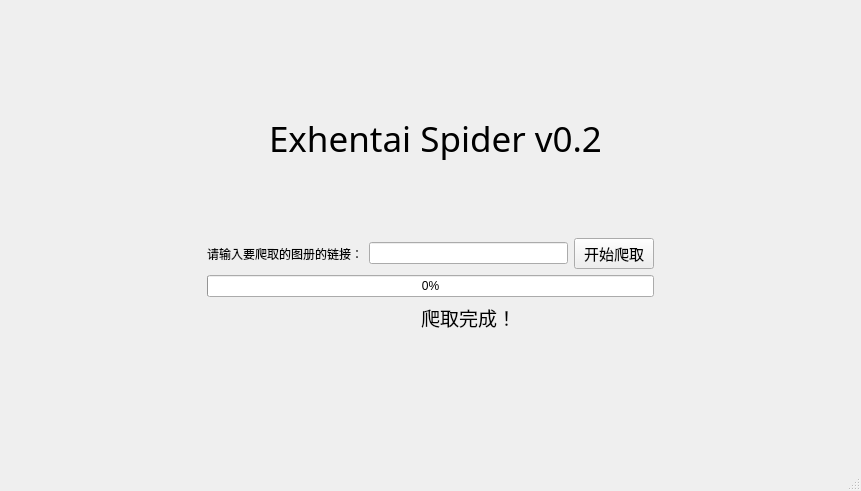
Qt form spiderUi.ui (Liuhuantao/EhSpider) before a commit.
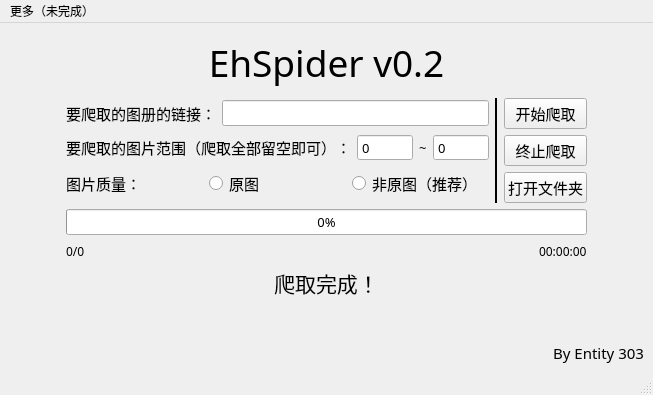
The same form after that commit.

Commit message: 1.修改了EhSpider.py文件部分代码，还增加了一些注释

```diff
--- a/spiderUi.ui
+++ b/spiderUi.ui
@@ -6,46 +6,31 @@
    <rect>
     <x>0</x>
     <y>0</y>
-    <width>861</width>
-    <height>491</height>
+    <width>653</width>
+    <height>395</height>
    </rect>
   </property>
   <property name="windowTitle">
    <string>Exhentai Spider v0.2</string>
   </property>
   <widget class="QWidget" name="centralwidget">
-   <layout class="QGridLayout" name="gridLayout_2">
-    <item row="0" column="0">
      <layout class="QGridLayout" name="gridLayout_3">
-      <item row="1" column="1" colspan="2">
+    <item row="0" column="1">
        <widget class="QLabel" name="title">
         <property name="font">
          <font>
           <family>微软雅黑</family>
-          <pointsize>26</pointsize>
+        <pointsize>28</pointsize>
          </font>
         </property>
         <property name="text">
-         <string>Exhentai Spider v0.2</string>
+       <string>EhSpider v0.2</string>
         </property>
         <property name="alignment">
          <set>Qt::AlignCenter</set>
         </property>
        </widget>
       </item>
-      <item row="0" column="2">
-       <spacer name="verticalSpacer_2">
-        <property name="orientation">
-         <enum>Qt::Vertical</enum>
-        </property>
-        <property name="sizeHint" stdset="0">
-         <size>
-          <width>20</width>
-          <height>105</height>
-         </size>
-        </property>
-       </spacer>
-      </item>
       <item row="1" column="0">
        <spacer name="horizontalSpacer">
         <property name="orientation">
@@ -53,114 +38,252 @@
         </property>
         <property name="sizeHint" stdset="0">
          <size>
-          <width>278</width>
+        <width>3</width>
           <height>20</height>
          </size>
         </property>
        </spacer>
       </item>
-      <item row="1" column="3">
-       <spacer name="horizontalSpacer_2">
-        <property name="orientation">
-         <enum>Qt::Horizontal</enum>
-        </property>
-        <property name="sizeHint" stdset="0">
-         <size>
-          <width>268</width>
-          <height>20</height>
-         </size>
-        </property>
-       </spacer>
-      </item>
-      <item row="2" column="1">
-       <spacer name="verticalSpacer_3">
-        <property name="orientation">
-         <enum>Qt::Vertical</enum>
-        </property>
-        <property name="sizeHint" stdset="0">
-         <size>
-          <width>20</width>
-          <height>40</height>
-         </size>
-        </property>
-       </spacer>
-      </item>
-     </layout>
-    </item>
-    <item row="1" column="0">
+    <item row="1" column="1">
+     <layout class="QGridLayout" name="gridLayout_5">
+      <item row="0" column="0" rowspan="2">
+       <layout class="QGridLayout" name="gridLayout_4">
+        <item row="0" column="0">
      <layout class="QGridLayout" name="gridLayout">
-      <item row="0" column="1">
+          <item row="0" column="0">
+           <layout class="QHBoxLayout" name="horizontalLayout">
+            <item>
        <widget class="QLabel" name="label_2">
         <property name="font">
          <font>
           <family>微软雅黑</family>
-          <pointsize>9</pointsize>
+                <pointsize>11</pointsize>
          </font>
         </property>
         <property name="text">
-         <string>请输入要爬取的图册的链接：</string>
+               <string>要爬取的图册的链接：</string>
         </property>
        </widget>
       </item>
-      <item row="0" column="2">
+            <item>
        <widget class="QLineEdit" name="linkInputBox">
+              <property name="sizePolicy">
+               <sizepolicy hsizetype="Expanding" vsizetype="Fixed">
+                <horstretch>0</horstretch>
+                <verstretch>0</verstretch>
+               </sizepolicy>
+              </property>
+              <property name="font">
+               <font>
+                <family>微软雅黑</family>
+                <pointsize>10</pointsize>
+               </font>
+              </property>
         <property name="text">
          <string/>
         </property>
        </widget>
       </item>
-      <item row="0" column="3">
-       <widget class="QPushButton" name="pushButton">
-        <property name="font">
-         <font>
-          <family>微软雅黑</family>
-          <pointsize>11</pointsize>
-         </font>
-        </property>
-        <property name="text">
-         <string>开始爬取</string>
-        </property>
-       </widget>
+           </layout>
       </item>
       <item row="1" column="0">
-       <spacer name="horizontalSpacer_5">
-        <property name="orientation">
-         <enum>Qt::Horizontal</enum>
-        </property>
-        <property name="sizeHint" stdset="0">
-         <size>
-          <width>108</width>
-          <height>20</height>
-         </size>
-        </property>
-       </spacer>
-      </item>
-      <item row="1" column="1" colspan="3">
-       <widget class="QProgressBar" name="progressBar">
-        <property name="value">
-         <number>0</number>
-        </property>
-       </widget>
-      </item>
-      <item row="1" column="4">
-       <spacer name="horizontalSpacer_4">
-        <property name="orientation">
-         <enum>Qt::Horizontal</enum>
-        </property>
-        <property name="sizeHint" stdset="0">
-         <size>
-          <width>148</width>
-          <height>20</height>
-         </size>
-        </property>
-       </spacer>
-      </item>
-      <item row="2" column="2">
+           <layout class="QHBoxLayout" name="horizontalLayout_5">
+            <item>
        <widget class="QLabel" name="label_3">
         <property name="font">
          <font>
           <family>微软雅黑</family>
-          <pointsize>14</pointsize>
+                <pointsize>11</pointsize>
+               </font>
+              </property>
+              <property name="text">
+               <string>要爬取的图片范围（爬取全部留空即可）：</string>
+              </property>
+             </widget>
+            </item>
+            <item>
+             <layout class="QHBoxLayout" name="horizontalLayout_2">
+              <item>
+               <widget class="QSpinBox" name="spinBox">
+                <property name="font">
+                 <font>
+                  <family>微软雅黑</family>
+                  <pointsize>10</pointsize>
+                 </font>
+                </property>
+                <property name="buttonSymbols">
+                 <enum>QAbstractSpinBox::NoButtons</enum>
+                </property>
+                <property name="maximum">
+                 <number>9999999</number>
+                </property>
+               </widget>
+              </item>
+              <item>
+               <widget class="QLabel" name="label">
+                <property name="font">
+                 <font>
+                  <family>微软雅黑</family>
+                  <pointsize>10</pointsize>
+                 </font>
+                </property>
+                <property name="text">
+                 <string>~</string>
+                </property>
+               </widget>
+              </item>
+              <item>
+               <widget class="QSpinBox" name="spinBox_2">
+                <property name="font">
+                 <font>
+                  <family>微软雅黑</family>
+                  <pointsize>10</pointsize>
+                 </font>
+                </property>
+                <property name="buttonSymbols">
+                 <enum>QAbstractSpinBox::NoButtons</enum>
+                </property>
+                <property name="minimum">
+                 <number>0</number>
+                </property>
+                <property name="maximum">
+                 <number>9999999</number>
+                </property>
+                <property name="stepType">
+                 <enum>QAbstractSpinBox::DefaultStepType</enum>
+                </property>
+                <property name="value">
+                 <number>0</number>
+                </property>
+               </widget>
+              </item>
+             </layout>
+            </item>
+           </layout>
+          </item>
+          <item row="2" column="0">
+           <layout class="QHBoxLayout" name="horizontalLayout_3">
+            <item>
+             <widget class="QLabel" name="label_4">
+              <property name="font">
+               <font>
+                <family>微软雅黑</family>
+                <pointsize>11</pointsize>
+               </font>
+              </property>
+              <property name="text">
+               <string>图片质量：</string>
+              </property>
+             </widget>
+            </item>
+            <item>
+             <widget class="QRadioButton" name="radioButton">
+              <property name="font">
+               <font>
+                <family>微软雅黑</family>
+                <pointsize>11</pointsize>
+               </font>
+              </property>
+              <property name="layoutDirection">
+               <enum>Qt::LeftToRight</enum>
+              </property>
+              <property name="text">
+               <string>原图</string>
+              </property>
+              <attribute name="buttonGroup">
+               <string notr="true">buttonGroup</string>
+              </attribute>
+             </widget>
+            </item>
+            <item>
+             <widget class="QRadioButton" name="radioButton_2">
+              <property name="font">
+               <font>
+                <family>微软雅黑</family>
+                <pointsize>11</pointsize>
+               </font>
+              </property>
+              <property name="text">
+               <string>非原图（推荐）</string>
+              </property>
+              <attribute name="buttonGroup">
+               <string notr="true">buttonGroup</string>
+              </attribute>
+             </widget>
+            </item>
+           </layout>
+          </item>
+         </layout>
+        </item>
+        <item row="0" column="1">
+         <widget class="Line" name="line">
+          <property name="frameShadow">
+           <enum>QFrame::Plain</enum>
+          </property>
+          <property name="lineWidth">
+           <number>2</number>
+          </property>
+          <property name="midLineWidth">
+           <number>0</number>
+          </property>
+          <property name="orientation">
+           <enum>Qt::Vertical</enum>
+          </property>
+         </widget>
+        </item>
+        <item row="0" column="2">
+         <layout class="QVBoxLayout" name="verticalLayout">
+          <item>
+           <widget class="QPushButton" name="startCrawling">
+            <property name="font">
+             <font>
+              <family>微软雅黑</family>
+              <pointsize>11</pointsize>
+             </font>
+            </property>
+            <property name="text">
+             <string>开始爬取</string>
+            </property>
+           </widget>
+          </item>
+          <item>
+           <widget class="QPushButton" name="stopCrawling">
+            <property name="font">
+             <font>
+              <family>微软雅黑</family>
+              <pointsize>11</pointsize>
+             </font>
+            </property>
+            <property name="text">
+             <string>终止爬取</string>
+            </property>
+           </widget>
+          </item>
+          <item>
+           <widget class="QPushButton" name="openFolder">
+            <property name="font">
+             <font>
+              <family>微软雅黑</family>
+              <pointsize>11</pointsize>
+             </font>
+            </property>
+            <property name="text">
+             <string>打开文件夹</string>
+            </property>
+           </widget>
+          </item>
+         </layout>
+        </item>
+       </layout>
+      </item>
+      <item row="2" column="0">
+       <layout class="QGridLayout" name="gridLayout_2">
+        <item row="2" column="0">
+         <widget class="QLabel" name="status">
+          <property name="font">
+           <font>
+            <family>微软雅黑</family>
+            <pointsize>16</pointsize>
          </font>
         </property>
         <property name="text">
@@ -171,20 +294,95 @@
         </property>
        </widget>
       </item>
-      <item row="3" column="2">
-       <spacer name="verticalSpacer">
+        <item row="1" column="0">
+         <layout class="QHBoxLayout" name="horizontalLayout_4">
+          <item>
+           <widget class="QLabel" name="progress">
+            <property name="font">
+             <font>
+              <family>微软雅黑</family>
+             </font>
+            </property>
+            <property name="text">
+             <string>0/0</string>
+            </property>
+           </widget>
+          </item>
+          <item>
+           <spacer name="horizontalSpacer_3">
         <property name="orientation">
-         <enum>Qt::Vertical</enum>
+             <enum>Qt::Horizontal</enum>
         </property>
         <property name="sizeHint" stdset="0">
          <size>
-          <width>20</width>
-          <height>112</height>
+              <width>40</width>
+              <height>20</height>
          </size>
         </property>
        </spacer>
       </item>
-     </layout>
+          <item>
+           <widget class="QLabel" name="time">
+            <property name="font">
+             <font>
+              <family>微软雅黑</family>
+             </font>
+            </property>
+            <property name="text">
+             <string>00:00:00</string>
+            </property>
+           </widget>
+          </item>
+         </layout>
+        </item>
+        <item row="0" column="0">
+         <widget class="QProgressBar" name="progressBar">
+          <property name="font">
+           <font>
+            <family>微软雅黑</family>
+            <pointsize>10</pointsize>
+           </font>
+          </property>
+          <property name="value">
+           <number>0</number>
+          </property>
+         </widget>
+        </item>
+       </layout>
+      </item>
+     </layout>
+    </item>
+    <item row="1" column="2">
+     <spacer name="horizontalSpacer_2">
+      <property name="orientation">
+       <enum>Qt::Horizontal</enum>
+      </property>
+      <property name="sizeHint" stdset="0">
+       <size>
+        <width>3</width>
+        <height>20</height>
+       </size>
+      </property>
+     </spacer>
+    </item>
+    <item row="2" column="0" colspan="3">
+     <widget class="QLabel" name="author">
+      <property name="font">
+       <font>
+        <family>微软雅黑</family>
+        <pointsize>11</pointsize>
+       </font>
+      </property>
+      <property name="layoutDirection">
+       <enum>Qt::LeftToRight</enum>
+      </property>
+      <property name="text">
+       <string>By Entity 303</string>
+      </property>
+      <property name="alignment">
+       <set>Qt::AlignBottom|Qt::AlignRight|Qt::AlignTrailing</set>
+      </property>
+     </widget>
     </item>
    </layout>
   </widget>
@@ -193,10 +391,18 @@
     <rect>
      <x>0</x>
      <y>0</y>
-     <width>861</width>
+     <width>653</width>
      <height>22</height>
     </rect>
    </property>
+   <widget class="QMenu" name="menu">
+    <property name="title">
+     <string>更多（未完成）</string>
+    </property>
+    <addaction name="actionHelp"/>
+    <addaction name="actionGuanyu"/>
+   </widget>
+   <addaction name="menu"/>
   </widget>
   <widget class="QStatusBar" name="statusbar"/>
  </widget>
```
Left out of the diff: 29 changed lines with no effect on the pictures. Lines whose indentation alone changed are shown as unchanged. The commit also changes 5 other files.
